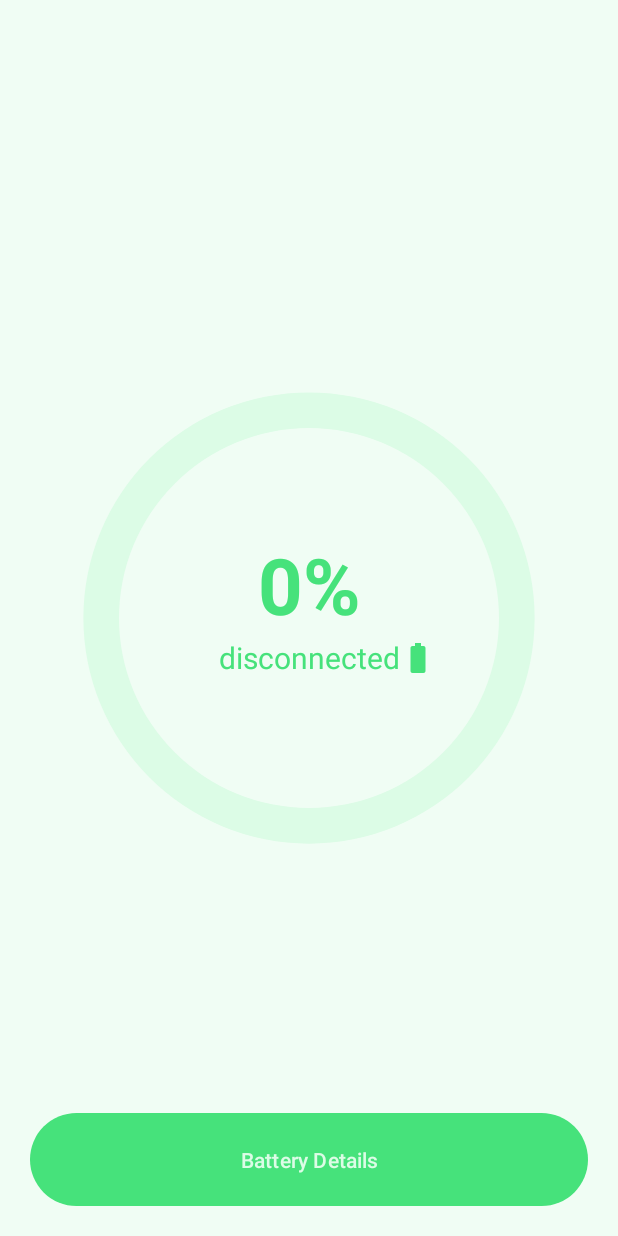
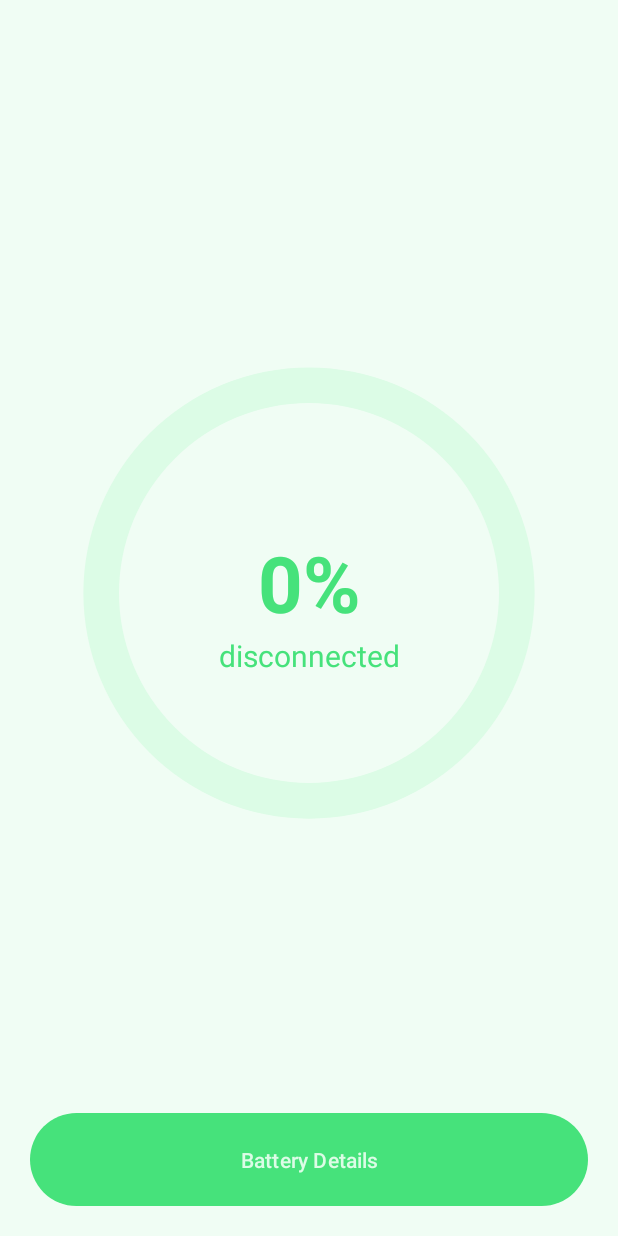
Before and after one commit to LucasMelll0/Battery_Monitor, an Android app: the screen it shows after launch (MainActivity), on a phone screen of 412 x 824 dp. Run offline under Robolectric (Android 15) with nearby library versions, the phone set to English and light mode, and no system bars.

Commit message:
style: retirado icone de bateria ao lado do status e progressbar muda a cor de acordo com a porcentagem.

```diff
--- a/app/src/main/java/com/example/batterymonitor/broadcast/BatteryMonitorReceiver.kt
+++ b/app/src/main/java/com/example/batterymonitor/broadcast/BatteryMonitorReceiver.kt
@@ -59,7 +59,6 @@ class BatteryMonitorReceiver(
                         )
                     )
                     Log.d(TAG, "isCharging: $isCharging \n")
-                    Log.d(TAG, "battery status: $percent")
                 }
                 else -> Unit
             }
--- /dev/null
+++ b/app/src/main/java/com/example/batterymonitor/extensions/ActivityExtensions.kt
@@ -0,0 +1,9 @@
+package com.example.batterymonitor.extensions
+
+import android.app.Activity
+import androidx.annotation.DrawableRes
+import androidx.core.content.res.ResourcesCompat
+
+/* return a drawable from your res id */
+fun Activity.findDrawable(@DrawableRes resId: Int) =
+    ResourcesCompat.getDrawable(resources, resId, null)
--- a/app/src/main/java/com/example/batterymonitor/ui/MainActivity.kt
+++ b/app/src/main/java/com/example/batterymonitor/ui/MainActivity.kt
@@ -6,10 +6,10 @@ import android.os.Bundle
 import android.util.Log
 import android.view.View
 import androidx.appcompat.app.AppCompatActivity
-import androidx.appcompat.content.res.AppCompatResources
 import com.example.batterymonitor.R
 import com.example.batterymonitor.broadcast.BatteryMonitorReceiver
 import com.example.batterymonitor.databinding.ActivityMainBinding
+import com.example.batterymonitor.extensions.findDrawable
 import com.example.batterymonitor.other.ChargingStatus
 import com.example.batterymonitor.ui.bottomsheet.BatteryDetailsBottomSheet
 import com.example.batterymonitor.ui.viewmodel.MainViewModel
@@ -49,28 +49,27 @@ class MainActivity : AppCompatActivity() {
 
     private fun setsUpObservers() {
         viewModel.batteryPercent.observe(this@MainActivity) {
-            binding.textviewBatteryPercent.text =
-                getString(R.string.battery_percent_place_holder, it)
-            binding.progressbarBatteryLevel.progress = it
+            updatePercent(it)
         }
         viewModel.chargingStatus.observe(this@MainActivity) {
             binding.textviewChargingStatus.text = getString(it.status())
             if (it == ChargingStatus.CHARGING) {
-                binding.imageviewBatteryIcon.visibility = View.GONE
                 binding.animationViewCharging?.visibility = View.VISIBLE
             } else {
-                binding.imageviewBatteryIcon.visibility = View.VISIBLE
                 binding.animationViewCharging?.visibility = View.INVISIBLE
             }
         }
-        viewModel.batteryIcon.observe(this@MainActivity) {
-            binding.imageviewBatteryIcon.setImageDrawable(
-                AppCompatResources.getDrawable(
-                    this,
-                    it.status()
-                )
-            )
+    }
+
+    private fun updatePercent(percent: Int) {
+        binding.textviewBatteryPercent.text =
+            getString(R.string.battery_percent_place_holder, percent)
+        binding.progressbarBatteryLevel.progressDrawable = when (percent) {
+            in 25..35 -> findDrawable(R.drawable.progress_bar_battery_level_medium)
+            in 0..24 -> findDrawable(R.drawable.progress_bar_battery_level_low)
+            else -> findDrawable(R.drawable.progress_bar_battery_level_default)
         }
+        binding.progressbarBatteryLevel.progress = percent
     }
 
     private fun setsUpBatteryMonitorReceiver() {
--- a/app/src/main/java/com/example/batterymonitor/ui/viewmodel/MainViewModel.kt
+++ b/app/src/main/java/com/example/batterymonitor/ui/viewmodel/MainViewModel.kt
@@ -4,7 +4,6 @@ import androidx.lifecycle.LiveData
 import androidx.lifecycle.MutableLiveData
 import androidx.lifecycle.ViewModel
 import com.example.batterymonitor.other.BatteryHealth
-import com.example.batterymonitor.other.BatteryIcon
 import com.example.batterymonitor.other.ChargingStatus
 
 class MainViewModel : ViewModel() {
@@ -14,9 +13,6 @@ class MainViewModel : ViewModel() {
 
     private val _chargingStatus = MutableLiveData(ChargingStatus.DISCONNECTED)
     internal val chargingStatus: LiveData<ChargingStatus> = _chargingStatus
-
-    private val _batteryIcon = MutableLiveData(BatteryIcon.FULL)
-    internal val batteryIcon: LiveData<BatteryIcon> = _batteryIcon
 
     private val _batteryTechnology = MutableLiveData("")
     internal var batteryTechnology: LiveData<String> = _batteryTechnology
@@ -49,32 +45,13 @@ class MainViewModel : ViewModel() {
     fun setBatteryPercent(percent: Int) {
         if (_batteryPercent.value != percent) {
             _batteryPercent.postValue(percent)
-            setBatteryIcon(percent)
         }
-    }
-
-    private fun setBatteryIcon(percent: Int) {
-        val batteryIcon = when (percent) {
-            in 95..100 -> {
-                BatteryIcon.FULL
-            }
-            in 60..94 -> {
-                BatteryIcon.HIGH
-            }
-            in 30..59 -> {
-                BatteryIcon.MEDIUM
-            }
-            else -> {
-                BatteryIcon.LOW
-            }
-        }
-        _batteryIcon.postValue(batteryIcon)
     }
 
     fun setChargingStatus(isCharging: Boolean) {
         if (_batteryPercent.value == 100) {
             _chargingStatus.postValue(ChargingStatus.CHARGED)
-        }else {
+        } else {
             _chargingStatus.postValue(if (isCharging) ChargingStatus.CHARGING else ChargingStatus.DISCONNECTED)
         }
     }
--- /dev/null
+++ b/app/src/main/res/drawable/progress_bar_battery_level_low.xml
@@ -0,0 +1,20 @@
+<?xml version="1.0" encoding="utf-8"?>
+<layer-list xmlns:android="http://schemas.android.com/apk/res/android">
+    <item>
+        <shape android:shape="ring"
+            android:thicknessRatio="16"
+            android:useLevel="false">
+            <solid android:color="@color/primary_variant"/>
+        </shape>
+    </item>
+    <item>
+        <rotate android:fromDegrees="270"
+            android:toDegrees="270">
+            <shape android:shape="ring"
+                android:thicknessRatio="16"
+                android:useLevel="true">
+                <solid android:color="@color/goldenrod"/>
+            </shape>
+        </rotate>
+    </item>
+</layer-list>
--- /dev/null
+++ b/app/src/main/res/drawable/progress_bar_battery_level_medium.xml
@@ -0,0 +1,20 @@
+<?xml version="1.0" encoding="utf-8"?>
+<layer-list xmlns:android="http://schemas.android.com/apk/res/android">
+    <item>
+        <shape android:shape="ring"
+            android:thicknessRatio="16"
+            android:useLevel="false">
+            <solid android:color="@color/primary_variant"/>
+        </shape>
+    </item>
+    <item>
+        <rotate android:fromDegrees="270"
+            android:toDegrees="270">
+            <shape android:shape="ring"
+                android:thicknessRatio="16"
+                android:useLevel="true">
+                <solid android:color="@color/goldenrod"/>
+            </shape>
+        </rotate>
+    </item>
+</layer-list>
--- a/app/src/main/res/layout-land/activity_main.xml
+++ b/app/src/main/res/layout-land/activity_main.xml
@@ -16,7 +16,7 @@
         tools:progress="30"
         android:max="100"
         android:min="0"
-        android:progressDrawable="@drawable/progress_bar_battery_level"
+        android:progressDrawable="@drawable/progress_bar_battery_level_default"
         app:layout_constraintStart_toEndOf="@id/_guideline_middle"
         app:layout_constraintTop_toTopOf="parent"
         app:layout_constraintBottom_toBottomOf="parent"
--- a/app/src/main/res/layout/activity_main.xml
+++ b/app/src/main/res/layout/activity_main.xml
@@ -21,24 +21,24 @@
         android:id="@+id/_guideline_top"
         android:layout_width="match_parent"
         android:layout_height="match_parent"
-        app:layout_constraintGuide_percent="0.31"
+        app:layout_constraintGuide_percent="0.29"
         android:orientation="horizontal"/>
     <androidx.constraintlayout.widget.Guideline
         android:id="@+id/_guideline_bottom"
         android:layout_width="match_parent"
         android:layout_height="match_parent"
         android:orientation="horizontal"
-        app:layout_constraintGuide_percent="0.69"/>
+        app:layout_constraintGuide_percent="0.67"/>
 
     <androidx.appcompat.widget.AppCompatTextView
         android:id="@+id/textview_battery_percent"
         style="@style/BigTextView"
         tools:text="10%"
         app:layout_constraintVertical_bias="0.47"
-        app:layout_constraintTop_toTopOf="parent"
+        app:layout_constraintTop_toBottomOf="@id/_guideline_top"
         app:layout_constraintStart_toStartOf="parent"
         app:layout_constraintEnd_toEndOf="parent"
-        app:layout_constraintBottom_toBottomOf="parent"
+        app:layout_constraintBottom_toTopOf="@id/_guideline_bottom"
         />
 
     <androidx.appcompat.widget.AppCompatTextView
@@ -49,23 +49,15 @@
         app:layout_constraintStart_toStartOf="@id/textview_battery_percent"
         app:layout_constraintEnd_toEndOf="@id/textview_battery_percent"
         tools:text="Charging"/>
-    <androidx.appcompat.widget.AppCompatImageView
-        android:id="@+id/imageview_battery_icon"
-        android:layout_width="wrap_content"
-        android:layout_height="wrap_content"
-        app:layout_constraintTop_toTopOf="@id/textview_charging_status"
-        app:layout_constraintBottom_toBottomOf="@id/textview_charging_status"
-        app:layout_constraintStart_toEndOf="@id/textview_charging_status"
-        app:srcCompat="@drawable/ic_battery_low"
-        />
     <com.airbnb.lottie.LottieAnimationView
+        android:paddingTop="@dimen/default_margin"
         android:id="@+id/animation_view_charging"
         android:layout_width="0dp"
         android:layout_height="0dp"
         app:layout_constraintStart_toStartOf="parent"
         app:layout_constraintEnd_toEndOf="parent"
-        app:layout_constraintTop_toBottomOf="@id/progressbar_battery_level"
-        app:layout_constraintBottom_toTopOf="@id/button_battery_details"
+        app:layout_constraintTop_toBottomOf="@id/_guideline_bottom"
+        app:layout_constraintBottom_toBottomOf="parent"
         app:lottie_rawRes="@raw/circle_charging_animation"
         android:visibility="invisible"
         app:lottie_autoPlay="true"
--- a/app/src/main/res/values/styles.xml
+++ b/app/src/main/res/values/styles.xml
@@ -17,7 +17,7 @@
         <item name="android:indeterminateOnly">false</item>
         <item name="android:max">100</item>
         <item name="android:min">0</item>
-        <item name="android:progressDrawable">@drawable/progress_bar_battery_level</item>
+        <item name="android:progressDrawable">@drawable/progress_bar_battery_level_default</item>
     </style>
     <style name="BatteryDetailsButton" parent="Widget.Material3.Button.IconButton.Filled.Tonal">
         <item name="android:layout_width">match_parent</item>
```
Also changed, not shown: app/src/main/res/drawable/progress_bar_battery_level_default.xml (renamed from app/src/main/res/drawable/progress_bar_battery_level.xml).
